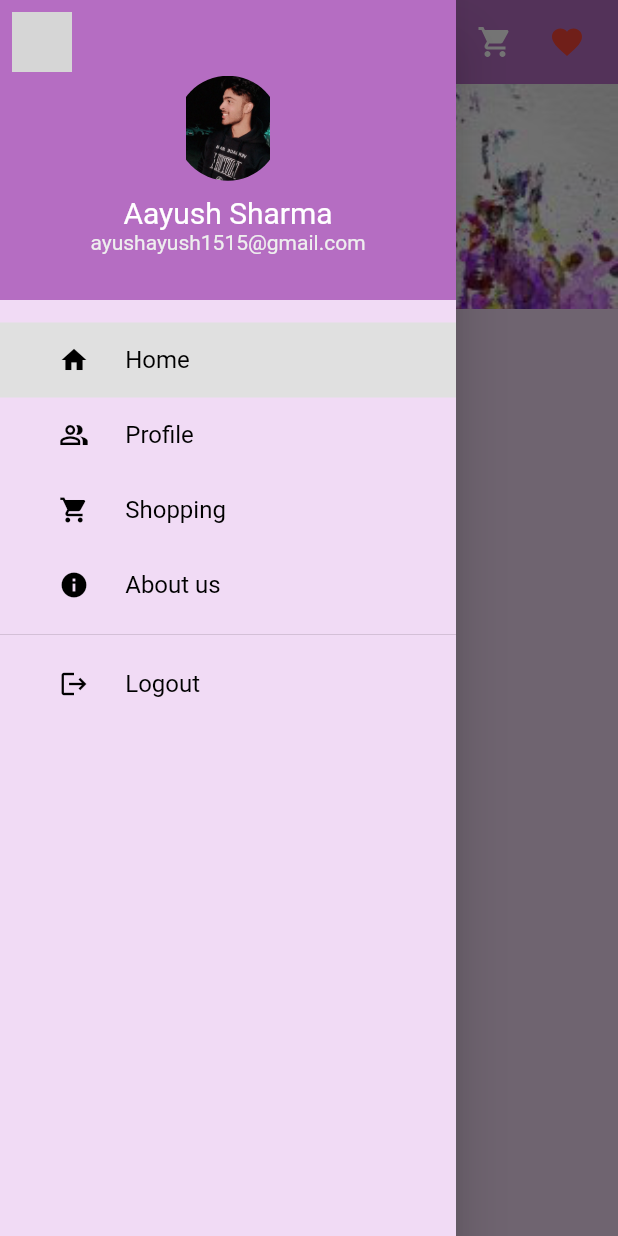
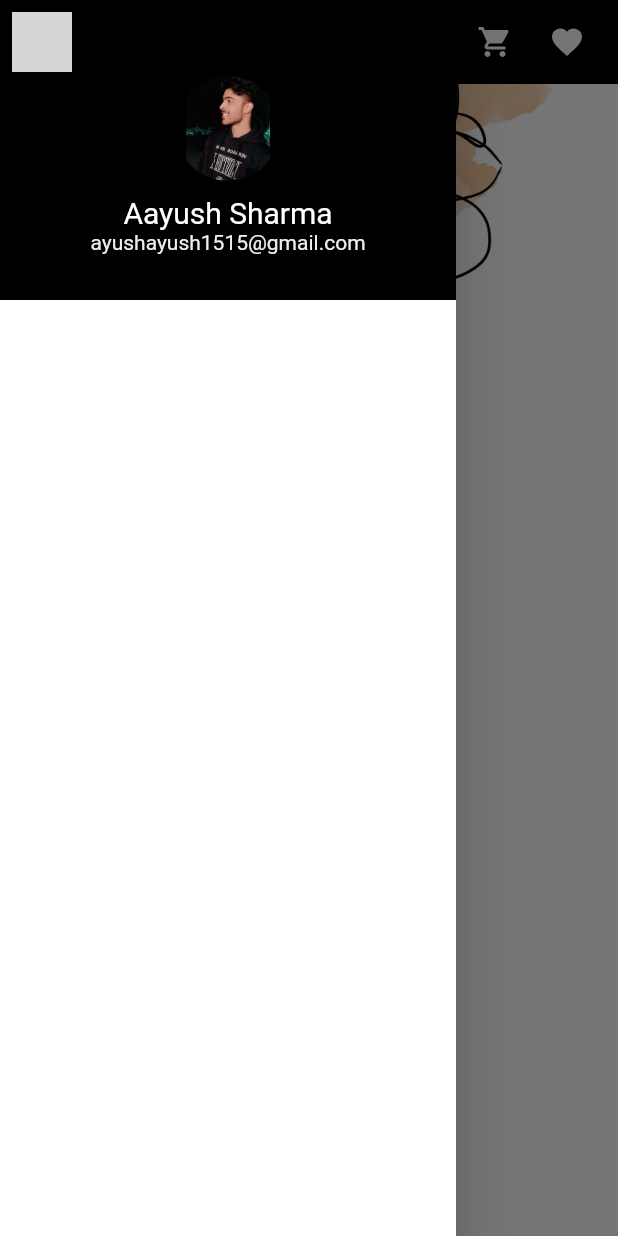
Before and after one commit to aayushsharma-15/-Arter, a Flutter app: the screen it shows after launch, with the side drawer open, on a phone screen of 412 x 824 dp. Run offline on Flutter 3.47's test engine with Material 2 defaults, Android fonts, the phone set to English and light mode, and no system bars; our stand-ins replace flutter_svg; missing offline and left inert: dart:html, dart:js; grey boxes are pictures that could not be loaded.

```diff
--- a/lib/main.dart
+++ b/lib/main.dart
@@ -1,4 +1,5 @@
 import 'package:arter/screens/homescreen.dart';
+import 'package:arter/screens/splashscreen.dart';
 import 'package:flutter/material.dart';
 import 'package:arter/constants.dart';
 //import 'package:arter/lib/screens/homescreen.dart';
@@ -18,7 +19,8 @@ class MyApp extends StatelessWidget {
         textTheme: Theme.of(context).textTheme.apply(bodyColor:kTextcolor),
         visualDensity: VisualDensity.adaptivePlatformDensity,
       ),
-      home: HomeScreen(),
+      home: SplashScreen(),
+
     );
   }
 }
--- a/lib/my_drawer_header.dart
+++ b/lib/my_drawer_header.dart
@@ -10,7 +10,7 @@ class _MyHeaderDrawerState extends State<MyHeaderDrawer> {
   @override
   Widget build(BuildContext context) {
     return Container(
-      color: Color.fromARGB(255, 181, 109, 194),
+      color: Colors.black,
       width: double.infinity,
       height: 200,
       padding: EdgeInsets.only(top: 20.0),
--- a/lib/screens/components/body.dart
+++ b/lib/screens/components/body.dart
@@ -5,9 +5,10 @@ class body extends StatelessWidget{
   @override
   Widget build(BuildContext context){
     return Stack(children:<Widget> [
-      Image.asset('assets/images/artwork.png',width: 500,height: 150,fit:BoxFit.cover ,),
-      Text("\nA community build \n for artists.",textAlign: TextAlign.center,style: TextStyle(
-        fontSize:25,
+      Image.asset('assets/images/try1.png',width: 500,height: 200,fit:BoxFit.fitWidth ,),
+      Text("\n\n\nA community\n\nbuild for\n\nartists.",
+      textAlign: TextAlign.left,style: TextStyle(
+        fontSize:15,
         fontWeight: FontWeight.w600,
         fontStyle: FontStyle.italic,
         color:Color.fromARGB(255, 33, 31, 31),
--- a/lib/screens/homescreen.dart
+++ b/lib/screens/homescreen.dart
@@ -10,6 +10,7 @@ import 'package:arter/Shopping.dart';
 import 'package:arter/Home.dart';
 import 'package:arter/Aboutus.dart';
 import 'package:arter/my_drawer_header.dart';
+import 'package:arter/mydrawerlist.dart';
 import 'package:arter/screens/components/body.dart';
 import 'package:flutter/material.dart';
 import 'package:flutter_svg/svg.dart';
@@ -21,38 +22,36 @@ class HomeScreen extends StatelessWidget {
 
   @override
   Widget build(BuildContext context) {
-    /*var container;
-    if (currentPage == DrawerSections.Home) {
-      container = Home();
-    } else if (currentPage == DrawerSections.Profile) {
-      container = Profile();
-    } else if (currentPage == DrawerSections.Shopping) {
-      container = shopping();
-    } else if (currentPage == DrawerSections.Aboutus) {
-      container = Aboutus();
-    } */
+
     return Scaffold(
-      backgroundColor: Color.fromARGB(255, 241, 219, 245),
+
+      backgroundColor: Colors.white,
+
       drawer:new Drawer(
-        backgroundColor: Color.fromARGB(255, 241, 219, 245),
+        backgroundColor: Colors.white,
         child:SingleChildScrollView(
           child:Container(
             child: Column(
               children:[
+
                 MyHeaderDrawer(),
-                MyDrawerList(),
+               // MyDrawerList(),
               ]
             ),
           ),
-        ),),
+        ),
+        ),
          appBar:buildAppBar(),
-         body: body(),);} }
+         body: body(),
+         );
+         }
+         }
 
 
          AppBar buildAppBar(){
           return AppBar(
       centerTitle: true,
-         backgroundColor: Color.fromARGB(255, 181, 109, 194),
+         backgroundColor: Colors.black,
       elevation: 0,
       leading: Builder(
         builder:(BuildContext context){
@@ -79,153 +78,10 @@ class HomeScreen extends StatelessWidget {
           onPressed: () {},
         ),
         IconButton(
-        icon: SvgPicture.asset("assets/favorite_black_36dp.svg",color: Colors.red,),
+        icon: SvgPicture.asset("assets/favorite_black_36dp.svg",color: Colors.white,),
         onPressed: () {},
       ),
         SizedBox(width:kDefaultpaddin / 2)
-      ],);}
-
-
-
-   class MyDrawerList extends StatelessWidget{
-
-    var currentPage = DrawerSections.Home;
-
-    @override
-    Widget build(BuildContext context) {
-      Widget menuItem(int id, String title, IconData icon, bool selected)
-    {
-    return Material(
-
-      color: selected ? Colors.grey[300] : Colors.transparent,
-      child: InkWell(
-        onTap: () {
-          Navigator.pop(context);
-          setState(){
-            if(id==1){
-            currentPage=DrawerSections.Home;
-            }
-            else if (id==2){
-              currentPage=DrawerSections.Profile;
-            }
-            else if (id==3){
-              currentPage=DrawerSections.Shopping;
-            }
-            else if (id==4){
-              currentPage=DrawerSections.Aboutus;
-            }
-            else if (id==5){
-              currentPage=DrawerSections.Logout;
-            }
-          }
-        },
-        child: Padding(
-          padding: EdgeInsets.all(15.0),
-          child: Row(
-            children: [
-              Expanded(
-                child: Icon(
-                  icon,
-                  size: 20,
-                  color: Colors.black,
-                ),
-              ),
-              Expanded(
-                flex: 3,
-                child: Text(
-                  title,
-                  style: TextStyle(
-                    color: Colors.black,
-                    fontSize: 16,
-                  ),
-                ),
-              ),
-            ],
-          ),
-        ),
-      ),
-    );}
-
-    var container;
-    if (currentPage == DrawerSections.Home) {
-      container = Home();
-    } else if (currentPage == DrawerSections.Profile) {
-      container = Profile();
-    } else if (currentPage == DrawerSections.Shopping) {
-      container = shopping();
-    } else if (currentPage == DrawerSections.Aboutus) {
-      container = Aboutus();
-    }
-
- return Container(
-      padding: EdgeInsets.only(
-        top: 15,
-      ),
-      child: Column(
-        // shows the list of menu drawer
-        children: [
-          menuItem(1, "Home", Icons.home,
-              currentPage == DrawerSections.Home ? true : false),
-          menuItem(2, "Profile", Icons.people_alt_outlined,
-              currentPage == DrawerSections.Profile ? true : false),
-          menuItem(3, "Shopping", Icons.shopping_cart,
-              currentPage == DrawerSections.Shopping ? true : false),
-          menuItem(4, "About us", Icons.info,
-              currentPage == DrawerSections.Aboutus ? true : false),
-          Divider(),
-          menuItem(5, "Logout", Icons.logout,
-              currentPage == DrawerSections.Logout ? true : false),
-
-        ],
-      ),
-    );
-  }
-  // Widget menuItem(int id, String title, IconData icon, bool selected)
-  //   {
-  //   return Material(
-
-  //     color: selected ? Colors.grey[300] : Colors.transparent,
-  //     child: InkWell(
-  //       onTap: () {Navigator.push(
-
-  //         context,
-  //         MaterialPageRoute(builder: ((context) => Home()))
-  //       );},
-  //       child: Padding(
-  //         padding: EdgeInsets.all(15.0),
-  //         child: Row(
-  //           children: [
-  //             Expanded(
-  //               child: Icon(
-  //                 icon,
-  //                 size: 20,
-  //                 color: Colors.black,
-  //               ),
-  //             ),
-  //             Expanded(
-  //               flex: 3,
-  //               child: Text(
-  //                 title,
-  //                 style: TextStyle(
-  //                   color: Colors.black,
-  //                   fontSize: 16,
-  //                 ),
-  //               ),
-  //             ),
-  //           ],
-  //         ),
-  //       ),
-  //     ),
-  //   );
-  // }
-  }
-
-
-enum DrawerSections {
-  Home,
-  Profile,
-  Shopping,
-  Aboutus,
-  Logout,
-
-}
+      ],
+      );
+      }
--- /dev/null
+++ b/lib/screens/splashscreen.dart
@@ -0,0 +1,59 @@
+import 'package:arter/screens/homescreen.dart';
+import'package:flutter/material.dart';
+import 'package:flutter/src/widgets/navigator.dart';
+import 'dart:async';
+class SplashScreen extends StatefulWidget{
+  @override
+  _SplashScreenState createState() => _SplashScreenState();
+}
+class _SplashScreenState extends State<SplashScreen>{
+  @override
+  void initState(){
+    super.initState();
+
+     Timer(Duration(seconds: 5),(){
+      Navigator.of(context).pushReplacement(MaterialPageRoute(builder: (_)=>HomeScreen(),),);
+    }
+    );
+  }
+  @override
+  Widget build(BuildContext context ){
+    return Scaffold(
+      backgroundColor: Colors.white,
+
+      body:Center(
+        child: Column(
+          mainAxisAlignment: MainAxisAlignment.center,
+          children: [
+            Image.asset('assets/images/deer.png' ,width: 300,height: 400,fit: BoxFit.cover,),
+            SizedBox(
+              height: 20,
+            ),
+            CircularProgressIndicator(
+              valueColor: AlwaysStoppedAnimation<Color>(Color.fromARGB(255, 114, 114, 114),
+            )
+          ),  ],
+          ),
+          ) ,
+
+
+
+
+
+
+
+
+
+
+
+
+
+
+
+
+
+
+
+ ); }
+
+}
--- a/pubspec.yaml
+++ b/pubspec.yaml
@@ -64,6 +64,9 @@ flutter:
       - assets/
       - assets/images/artwork.png
       - assets/images/aayush.png
+      - assets/images/deer.png
+      - assets/images/try.png
+      - assets/images/try1.png
   #   - images/a_dot_ham.jpeg
 
   # An image asset can refer to one or more resolution-specific "variants", see
```
Also changed, not shown: lib/mydrawerlist.dart (added, +103 -0 lines), assets/images/deer.png (added), assets/images/green.png (added), assets/images/try.png (added), assets/images/try1.png (added).
